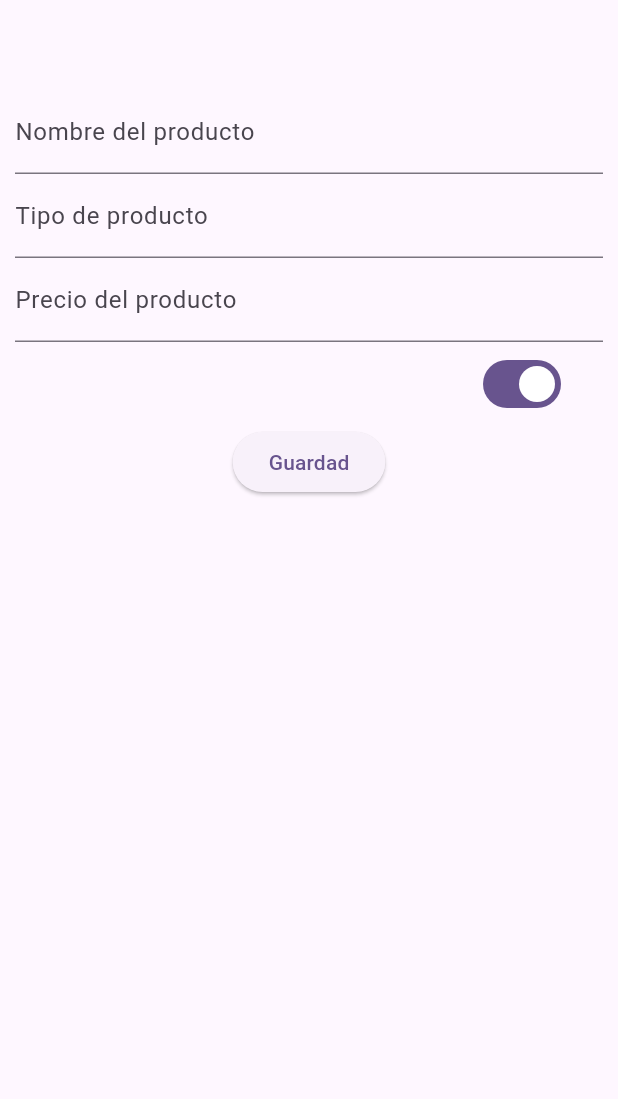
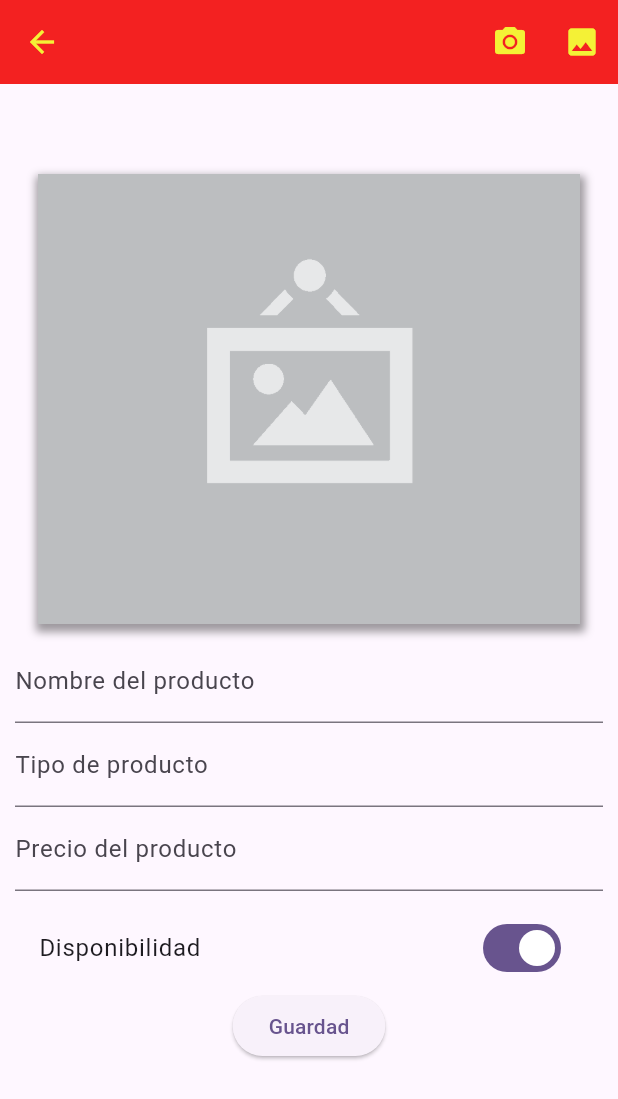
Before and after one commit to ChrisRamirez11/shopping_app, a Flutter app: the AddProductSecreen screen opened directly, on a phone screen of 412 x 824 dp. Shown: the top 1099 px of the screen. Run offline on Flutter 3.47's test engine with Material 3 defaults, Android fonts, the phone set to English and light mode, and no system bars; our stand-ins replace dio, image_picker, rxdart, shared_preferences, supabase_flutter; accounts and stored records are empty.

Commit message:
image added, some minimal changes and updates

```diff
--- a/lib/main.dart
+++ b/lib/main.dart
@@ -2,7 +2,6 @@ import 'package:app_tienda_comida/provider/onHoverProvider.dart';
 import 'package:app_tienda_comida/screens/home_screen.dart';
 import 'package:app_tienda_comida/utils/bloc/loginBloc/provider.dart';
 
-import 'package:app_tienda_comida/utils/preferencias_usuario.dart';
 import 'package:app_tienda_comida/utils/theme.dart';
 import 'package:flutter/material.dart';
 import 'package:provider/provider.dart';
--- a/lib/models/Producto.dart
+++ b/lib/models/Producto.dart
@@ -5,24 +5,24 @@ class ListarProductos {
     required this.results,
   });
 
-  List<Producto> results;
+  List<Product> results;
 
   factory ListarProductos.fromJson(String str) =>
       ListarProductos.fromMap(json.decode(str));
 
   factory ListarProductos.fromMap(List<dynamic> json) => ListarProductos(
-        results: List<Producto>.from(json.map((x) => Producto.fromJson(x))),
+        results: List<Product>.from(json.map((x) => Product.fromJson(x))),
       );
 }
 
-class Producto {
+class Product {
   int id;
   String nombre;
   String tipo;
   double precio;
   bool disponibilidad;
 
-  Producto({
+  Product({
     required this.id,
     required this.nombre,
     required this.tipo,
@@ -30,12 +30,11 @@ class Producto {
     required this.disponibilidad,
   });
 
-  factory Producto.fromRawJson(String str) =>
-      Producto.fromJson(json.decode(str));
+  factory Product.fromRawJson(String str) => Product.fromJson(json.decode(str));
 
   String toRawJson() => json.encode(toJson());
 
-  factory Producto.fromJson(Map<String, dynamic> json) => Producto(
+  factory Product.fromJson(Map<String, dynamic> json) => Product(
         id: json["id"],
         nombre: json["nombre"],
         precio: json["precio"],
--- a/lib/screens/add_product_screen.dart
+++ b/lib/screens/add_product_screen.dart
@@ -1,23 +1,61 @@
 import 'package:app_tienda_comida/models/Producto.dart';
 import 'package:app_tienda_comida/provider/products_provider_supabase.dart';
+import 'package:app_tienda_comida/utils/theme.dart';
 import 'package:app_tienda_comida/utils/utils.dart' as utils;
 import 'package:flutter/material.dart';
+import 'package:image_picker/image_picker.dart';
 
 class AddProductSecreen extends StatefulWidget {
+  final Product? product;
+  const AddProductSecreen({super.key, this.product});
+
   @override
   State<AddProductSecreen> createState() => _AddProductSecreenState();
 }
 
 class _AddProductSecreenState extends State<AddProductSecreen> {
+  bool _saving = false;
   final formKey = GlobalKey<FormState>();
   ProductsProviderSupabase productsProviders = ProductsProviderSupabase();
-  Producto producto = new Producto(
-      id: 0, nombre: '', tipo: '', precio: 1, disponibilidad: true);
+  late Product product;
+
+  @override
+  void initState() {
+    if (widget.product != null) {
+      product = widget.product!;
+    } else {
+      product = new Product(
+          id: 0, nombre: '', tipo: '', precio: 1, disponibilidad: true);
+    }
+    super.initState();
+  }
 
   @override
   Widget build(BuildContext context) {
     return SafeArea(
       child: Scaffold(
+        appBar: AppBar(
+          foregroundColor: secondary,
+          backgroundColor: primary,
+          actions: [
+            IconButton(
+                onPressed: () {
+                  _selectImage(ImageSource.camera);
+                },
+                icon: Icon(
+                  Icons.camera_alt,
+                  color: secondary,
+                )),
+            IconButton(
+                onPressed: () {
+                  _selectImage(ImageSource.gallery);
+                },
+                icon: Icon(
+                  Icons.photo,
+                  color: secondary,
+                )),
+          ],
+        ),
         body: Padding(
           padding: const EdgeInsets.all(10.0),
           child: SingleChildScrollView(
@@ -27,6 +65,10 @@ class _AddProductSecreenState extends State<AddProductSecreen> {
                 children: [
                   SizedBox(
                     height: 50,
+                  ),
+                  _createPicContainer(),
+                  SizedBox(
+                    height: 10,
                   ),
                   _nameField(),
                   _typeField(),
@@ -47,7 +89,7 @@ class _AddProductSecreenState extends State<AddProductSecreen> {
       textCapitalization: TextCapitalization.sentences,
       keyboardType: TextInputType.name,
       decoration: InputDecoration(labelText: 'Nombre del producto'),
-      onSaved: (newValue) => producto.nombre = newValue!,
+      onSaved: (newValue) => product.nombre = newValue!,
       validator: (value) {
         if (value!.length < 1) {
           return 'Ingrese el nombre del producto';
@@ -63,7 +105,7 @@ class _AddProductSecreenState extends State<AddProductSecreen> {
       textCapitalization: TextCapitalization.sentences,
       keyboardType: TextInputType.name,
       decoration: InputDecoration(labelText: 'Tipo de producto'),
-      onSaved: (newValue) => producto.tipo = newValue!,
+      onSaved: (newValue) => product.tipo = newValue!,
       validator: (value) {
         if (value!.length < 1) {
           return 'Ingrese el tipo de producto';
@@ -78,7 +120,7 @@ class _AddProductSecreenState extends State<AddProductSecreen> {
     return TextFormField(
       keyboardType: TextInputType.number,
       decoration: InputDecoration(labelText: 'Precio del producto'),
-      onSaved: (newValue) => producto.precio = double.parse(newValue!),
+      onSaved: (newValue) => product.precio = double.parse(newValue!),
       validator: (value) {
         if (utils.isNumeric(value!)) {
           return null;
@@ -90,11 +132,17 @@ class _AddProductSecreenState extends State<AddProductSecreen> {
   }
 
   _availabilityField() {
-    return SwitchListTile(
-        value: producto.disponibilidad,
-        onChanged: (value) => setState(() {
-              producto.disponibilidad = value;
-            }));
+    return Padding(
+      padding: const EdgeInsets.only(top: 10),
+      child: SwitchListTile(
+          shape:
+              RoundedRectangleBorder(borderRadius: BorderRadius.circular(10)),
+          title: Text('Disponibilidad'),
+          value: product.disponibilidad,
+          onChanged: (value) => setState(() {
+                product.disponibilidad = value;
+              })),
+    );
   }
 
   _createButton() {
@@ -112,8 +160,8 @@ class _AddProductSecreenState extends State<AddProductSecreen> {
   void _submit() {
     if (!formKey.currentState!.validate()) return;
     formKey.currentState!.save();
-    productsProviders.insertProduct(producto.nombre, producto.tipo,
-        producto.precio, producto.disponibilidad);
+    productsProviders.insertProduct(context, product.nombre, product.tipo,
+        product.precio, product.disponibilidad);
     // setState(() {
     //   _saving = true;
     // });
@@ -133,4 +181,42 @@ class _AddProductSecreenState extends State<AddProductSecreen> {
     //     ));
     // });
   }
+
+  _createPicContainer() {
+    return Container(
+      decoration: BoxDecoration(boxShadow: [
+        BoxShadow(
+            offset: Offset(1, 3),
+            blurRadius: 4,
+            spreadRadius: 2,
+            color: Colors.black38)
+      ]),
+      child: Image(
+        image: _loadImage(),
+        height: 300,
+        fit: BoxFit.cover,
+      ),
+    );
+  }
+
+  _selectImage(ImageSource source) async {
+    final XFile? pickedFile = await ImagePicker().pickImage(source: source);
+    if (pickedFile != null) {
+      try {
+        // List<int> imageData = await pickedFile.readAsBytes();
+        setState(() {});
+      } catch (e) {
+        print("Error reading file: $e");
+      }
+    }
+  }
+
+  _loadImage() {
+    //     if (pic.length != 0) {
+    //   product.pic = pic;
+    //   return MemoryImage(base64Decode(pic));
+    // } else {
+    return const AssetImage('assets/images/no-image.png');
+  }
+  // }}
 }
--- a/lib/screens/home_screen.dart
+++ b/lib/screens/home_screen.dart
@@ -1,8 +1,5 @@
-import 'dart:async';
-
 import 'package:app_tienda_comida/screens/add_product_screen.dart';
 import 'package:app_tienda_comida/utils/theme.dart';
-import 'package:app_tienda_comida/widgets/grid_view_widget.dart';
 import 'package:app_tienda_comida/widgets/grid_view_widget.dart';
 import 'package:app_tienda_comida/widgets/menu_drawer.dart';
 import 'package:flutter/material.dart';
@@ -15,8 +12,6 @@ class HomeSreen extends StatefulWidget {
 }
 
 class _HomeSreenState extends State<HomeSreen> {
-  Color primary = theme.primaryColor;
-  Color secondary = theme.secondaryHeaderColor;
   @override
   Widget build(BuildContext context) {
     return Scaffold(
--- a/lib/screens/register_screen.dart
+++ b/lib/screens/register_screen.dart
@@ -1,6 +1,5 @@
 import 'dart:ui';
 
-import 'package:app_tienda_comida/provider/onHoverProvider.dart';
 import 'package:app_tienda_comida/screens/home_screen.dart';
 import 'package:app_tienda_comida/utils/bloc/loginBloc/provider.dart';
 import 'package:app_tienda_comida/utils/preferencias_usuario.dart';
@@ -9,7 +8,6 @@ import 'package:app_tienda_comida/utils/theme.dart';
 import 'package:app_tienda_comida/widgets/clipShadowPath.dart';
 import 'package:app_tienda_comida/widgets/register_CliperShadowPath.dart';
 import 'package:flutter/material.dart';
-import 'package:provider/provider.dart';
 
 class RegisterScreen extends StatefulWidget {
   const RegisterScreen({super.key});
--- a/pubspec.yaml
+++ b/pubspec.yaml
@@ -28,6 +28,7 @@ environment:
 # the latest version available on pub.dev. To see which dependencies have newer
 # versions available, run `flutter pub outdated`.
 dependencies:
+  image_picker:
   shared_preferences: ^2.2.3
   flutter:
     sdk: flutter
```
Also changed, not shown: lib/provider/carrito_provider.dart (+10 -16 lines), lib/provider/productos_provider.dart (+29 -50 lines), lib/provider/products_provider_supabase.dart (+45 -9 lines), lib/widgets/grid_view_widget.dart (+52 -18 lines), assets/images/no-image.png (added), pubspec.lock, 5 other files.
